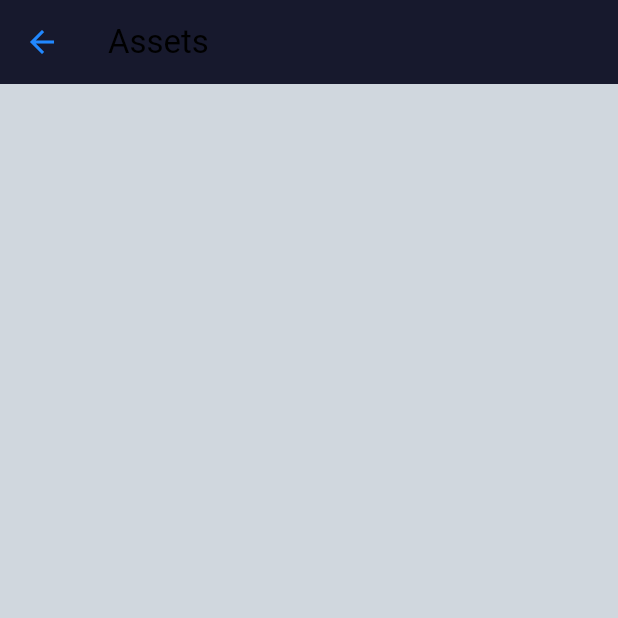
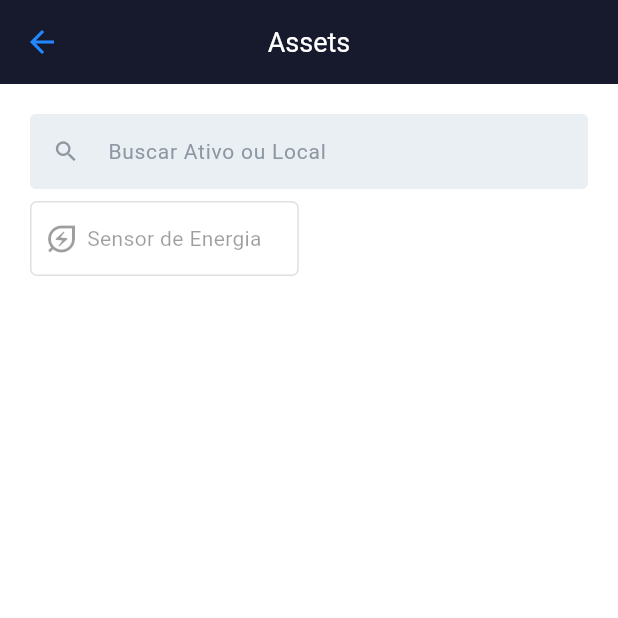
Before and after one commit to allanteles/assets_view, a Flutter app: the AssetPage screen opened by its route, on a phone screen of 412 x 824 dp, the top half of it. Run offline on Flutter 3.47's test engine with Material 3 defaults, Android fonts, the phone set to English and light mode, and no system bars; our stand-ins replace get.

Commit message:
building the Asset Page

```diff
--- a/lib/src/core/ui/theme/theme_config.dart
+++ b/lib/src/core/ui/theme/theme_config.dart
@@ -1,23 +1,54 @@
 import 'package:assets_view/src/core/ui/styles/app_style.dart';
 import 'package:assets_view/src/core/ui/styles/colors_app.dart';
+import 'package:assets_view/src/core/ui/styles/text_styles.dart';
 import 'package:flutter/material.dart';
 
 class ThemeConfig {
   ThemeConfig._();
 
+  static final _defaultInputBorder = OutlineInputBorder(
+    borderRadius: BorderRadius.circular(4),
+    borderSide: const BorderSide(
+      color: Color(0xFFEAEFF3),
+    ),
+  );
+
   static final theme = ThemeData(
-      scaffoldBackgroundColor: ColorsApp.background,
+    scaffoldBackgroundColor: Colors.white,
     primaryColor: ColorsApp.primary,
     colorScheme: const ColorScheme.light(
       primary: ColorsApp.primary,
       secondary: ColorsApp.secondery,
     ),
-      appBarTheme: const AppBarTheme(
+    appBarTheme: AppBarTheme(
       backgroundColor: ColorsApp.secondery,
+      titleTextStyle: TextStyles.textRegular.copyWith(
+        fontSize: 18,
+        color: ColorsApp.lightText,
+      ),
       elevation: 0,
-        iconTheme: IconThemeData(color: ColorsApp.primary),
+      centerTitle: true,
+      iconTheme: const IconThemeData(color: ColorsApp.primary),
     ),
     elevatedButtonTheme: ElevatedButtonThemeData(
       style: AppStyles.primaryButton,
-      ));
+    ),
+    inputDecorationTheme: InputDecorationTheme(
+      fillColor: const Color(0xFFEAEFF3),
+      filled: true,
+      isDense: true,
+      iconColor: const Color(0XFF8E98A3),
+      prefixIconColor: const Color(0XFF8E98A3),
+      contentPadding: const EdgeInsets.all(13),
+      border: _defaultInputBorder,
+      enabledBorder: _defaultInputBorder,
+      focusedBorder: _defaultInputBorder,
+      labelStyle: TextStyles.textRegular.copyWith(
+        color: const Color(0XFF8E98A3),
+      ),
+      errorStyle: TextStyles.textRegular.copyWith(
+        color: Colors.redAccent,
+      ),
+    ),
+  );
 }
--- a/lib/src/pages/asset/asset_page.dart
+++ b/lib/src/pages/asset/asset_page.dart
@@ -1,3 +1,4 @@
+import 'package:assets_view/src/core/helpers/size_extension.dart';
 import 'package:flutter/material.dart';
 
 class AssetPage extends StatelessWidget {
@@ -9,7 +10,51 @@ class AssetPage extends StatelessWidget {
       appBar: AppBar(
         title: const Text('Assets'),
       ),
-      body: Container(),
+      body: SingleChildScrollView(
+        child: Padding(
+          padding: const EdgeInsets.all(20.0),
+          child: Center(
+            child: Column(
+              mainAxisAlignment: MainAxisAlignment.center,
+              crossAxisAlignment: CrossAxisAlignment.center,
+              children: [
+                TextFormField(
+                  decoration: const InputDecoration(
+                    labelText: 'Buscar Ativo ou Local',
+                    hintText: 'Buscar Ativo ou Local',
+                    prefixIcon: Icon(Icons.search),
+                  ),
+                ),
+                const SizedBox(
+                  height: 8,
+                ),
+                Row(
+                  children: [
+                    ToggleButtons(
+                      isSelected: const [false],
+                      onPressed: null,
+                      borderRadius: BorderRadius.circular(4),
+                      children: [
+                        Container(
+                          padding: const EdgeInsets.all(8),
+                          width: context.percentWidth(0.43),
+                          child: const Row(
+                            children: [
+                              Icon(Icons.energy_savings_leaf_outlined),
+                              SizedBox(width: 5),
+                              Text('Sensor de Energia'),
+                            ],
+                          ),
+                        ),
+                      ],
+                    ),
+                  ],
+                )
+              ],
+            ),
+          ),
+        ),
+      ),
     );
   }
 }
```
Also changed, not shown: lib/src/core/helpers/size_extension.dart (added, +11 -0 lines), lib/src/pages/home/home_page.dart (+11 -3 lines), lib/src/pages/home/widget/buttom_menu.dart (+14 -1 lines). Lines whose indentation alone changed are shown as unchanged.
